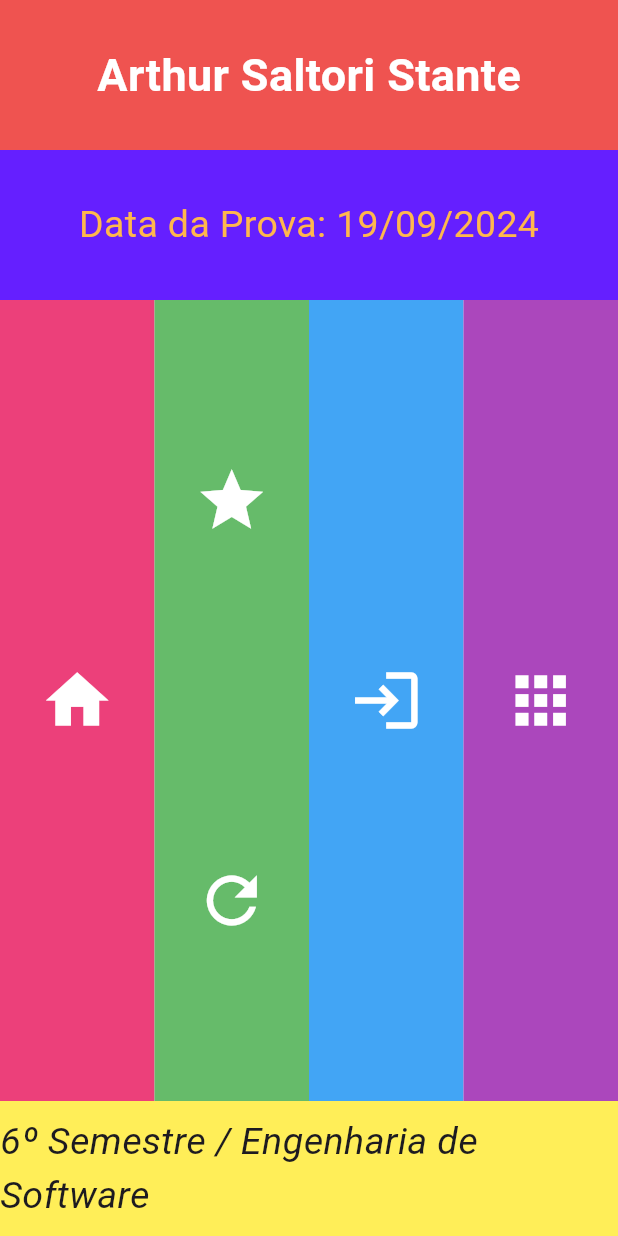
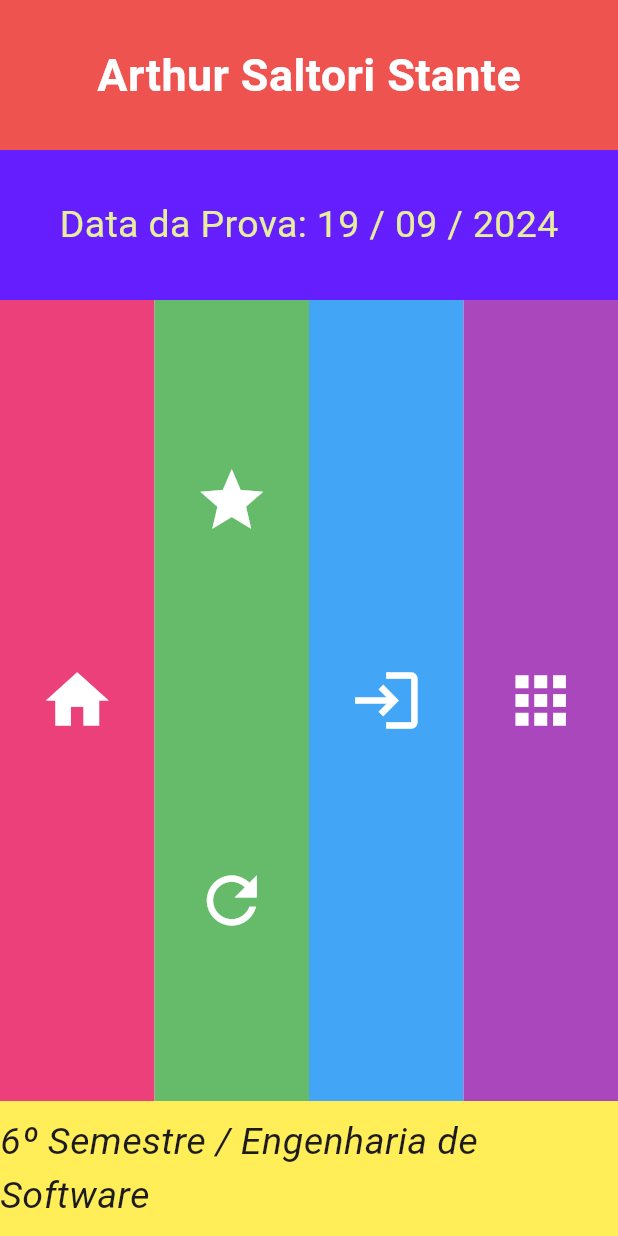
Before and after one commit to faustocintra/dsm2-unifacef-2024-2, a Flutter app: the screen it shows after launch, on a phone screen of 412 x 824 dp. Run offline on Flutter 3.47's test engine with Material 3 defaults, Android fonts, the phone set to English and light mode, and no system bars.

Commit message:
19/09 Alteração no projeto Layout2

```diff
--- a/layout2/lib/main.dart
+++ b/layout2/lib/main.dart
@@ -38,7 +38,10 @@ class Layout extends StatelessWidget {
   Widget build(BuildContext context) {
     return Column(
       children: [
-        // primeira linha com o nome completo branca, com fonte negrito tamanho 30.
+        // Primeira linha com o nome completo branca, com fonte negrito tamanho 30.
+        // Criando um Row para a primeira linha, dentro do children um expanded dentro dele
+        //criado um container como a altura e a cor de fundo
+        //apos um text para colocar um texto dentro da linha, apos isso o style do texto
         Row(
           children: [
             Expanded(
@@ -59,8 +62,10 @@ class Layout extends StatelessWidget {
             ),
           ],
         ),
-        // segunda linha com a data da prova em cor laranja escuro, tonalidade 300,
+        // segunda linha com a data da prova em cor verde limão, tonalidade 200,
         //centralizado horizontalmente.
+        // outra Row criada com os mesmo atribuitos porem neste container a cor do fundo foi alterada
+        // e o text tambem tanto o que esta escrito como a cor dele
         Row(
           children: [
             Expanded(
@@ -69,9 +74,9 @@ class Layout extends StatelessWidget {
                 height: 100,
                 child: Center(
                   child: Text(
-                    'Data da Prova: 19/09/2024',
+                    'Data da Prova: 19 / 09 / 2024',
                     style: TextStyle(
-                      color: Colors.orange[300],
+                      color: Colors.lime[200],
                       fontSize: 25,
                     ),
                   ),
@@ -81,6 +86,9 @@ class Layout extends StatelessWidget {
           ],
         ),
         // linha com quatro colunas, com icones aleatorios
+        //aqui criamos somente um expanded sem o row porem atribuimos um child:Row para realizar que as colunas criadas apos fiquem na mesma linha
+        //cada container tem uma coluna onde em cada uma tem um background com cor diferente
+        // e em cada coluna tem um icone excessão da segunda coluna onde temos 2 icones
         Expanded(
           child: Row(
             crossAxisAlignment: CrossAxisAlignment.stretch,
@@ -135,6 +143,9 @@ class Layout extends StatelessWidget {
         ),
         // ultima linha com o nome da turma alinhado a direita em itálico, em fonte
         // tamanho 25.
+        // criamos outra row para seguir embaixo das colunas como linha e nesta linhas temos
+        // um background diferente das demais e um text diferente com um alinhamento na direita
+        // e um fontstyle mudando a a escrita para italico e e uma fonte da letra de 25px
         Row(
           children: [
             Expanded(
```
Also changed, not shown: layout2/PRINT/imagem_2024-09-19_192607245.png (added).
